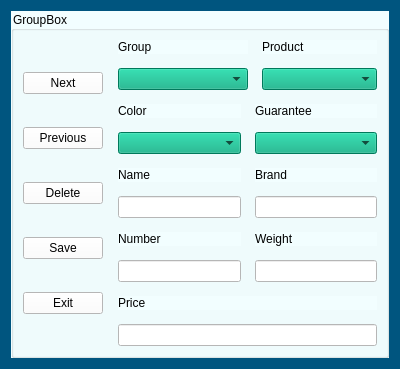
Above: Login_And_Admin/allproducts.ui from AP-projects-4001/esm-nadarim before the change. Below: the same form after it.
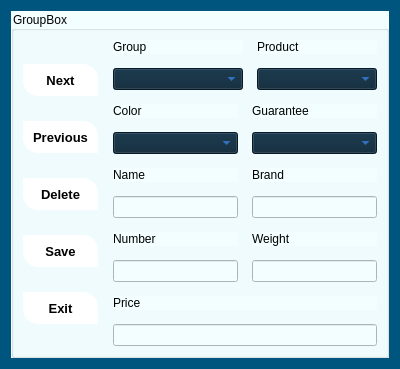
That is the form after the change.

Patch:
```diff
--- a/Login_And_Admin/allproducts.ui
+++ b/Login_And_Admin/allproducts.ui
@@ -45,8 +45,22 @@
           </property>
           <item>
            <widget class="QPushButton" name="next_btn">
+            <property name="maximumSize">
+             <size>
+              <width>16777215</width>
+              <height>32</height>
+             </size>
+            </property>
             <property name="styleSheet">
-             <string notr="true">background-color: rgb(255, 255, 255);</string>
+             <string notr="true">background-color: rgb(255, 255, 255);
+color: rgb(0, 0, 0);
+	font-size: 13px;
+	font-weight: bold;
+	border-top-right-radius: 15px;
+	border-top-left-radius: 0px;
+	border-bottom-right-radius: 0px;
+	border-bottom-left-radius: 15px;
+	padding: 10px;</string>
             </property>
             <property name="text">
              <string>Next</string>
@@ -64,8 +78,22 @@
           </item>
           <item>
            <widget class="QPushButton" name="previous_btn">
+            <property name="maximumSize">
+             <size>
+              <width>16777215</width>
+              <height>32</height>
+             </size>
+            </property>
             <property name="styleSheet">
-             <string notr="true">background-color: rgb(255, 255, 255);</string>
+             <string notr="true">background-color: rgb(255, 255, 255);
+color: rgb(0, 0, 0);
+	font-size: 13px;
+	font-weight: bold;
+	border-top-right-radius: 15px;
+	border-top-left-radius: 0px;
+	border-bottom-right-radius: 0px;
+	border-bottom-left-radius: 15px;
+	padding: 10px;</string>
             </property>
             <property name="text">
              <string>Previous</string>
@@ -74,8 +102,22 @@
           </item>
           <item>
            <widget class="QPushButton" name="delete_btn">
+            <property name="maximumSize">
+             <size>
+              <width>16777215</width>
+              <height>32</height>
+             </size>
+            </property>
             <property name="styleSheet">
-             <string notr="true">background-color: rgb(255, 255, 255);</string>
+             <string notr="true">background-color: rgb(255, 255, 255);
+color: rgb(0, 0, 0);
+	font-size: 13px;
+	font-weight: bold;
+	border-top-right-radius: 15px;
+	border-top-left-radius: 0px;
+	border-bottom-right-radius: 0px;
+	border-bottom-left-radius: 15px;
+	padding: 10px;</string>
             </property>
             <property name="text">
              <string>Delete</string>
@@ -84,8 +126,22 @@
           </item>
           <item>
            <widget class="QPushButton" name="save_btn">
+            <property name="maximumSize">
+             <size>
+              <width>16777215</width>
+              <height>32</height>
+             </size>
+            </property>
             <property name="styleSheet">
-             <string notr="true">background-color: rgb(255, 255, 255);</string>
+             <string notr="true">background-color: rgb(255, 255, 255);
+color: rgb(0, 0, 0);
+	font-size: 13px;
+	font-weight: bold;
+	border-top-right-radius: 15px;
+	border-top-left-radius: 0px;
+	border-bottom-right-radius: 0px;
+	border-bottom-left-radius: 15px;
+	padding: 10px;</string>
             </property>
             <property name="text">
              <string>Save</string>
@@ -94,8 +150,22 @@
           </item>
           <item>
            <widget class="QPushButton" name="exit_btn">
+            <property name="maximumSize">
+             <size>
+              <width>16777215</width>
+              <height>32</height>
+             </size>
+            </property>
             <property name="styleSheet">
-             <string notr="true">background-color: rgb(255, 255, 255);</string>
+             <string notr="true">background-color: rgb(255, 255, 255);
+color: rgb(0, 0, 0);
+	font-size: 13px;
+	font-weight: bold;
+	border-top-right-radius: 15px;
+	border-top-left-radius: 0px;
+	border-bottom-right-radius: 0px;
+	border-bottom-left-radius: 15px;
+	padding: 10px;</string>
             </property>
             <property name="text">
              <string>Exit</string>
@@ -126,9 +196,8 @@
               <item>
                <widget class="QComboBox" name="group_combo">
                 <property name="styleSheet">
-                 <string notr="true">background-color: rgb(85, 170, 255);
-background-color: rgb(0, 170, 127);
-color: rgb(0, 0, 0);</string>
+                 <string notr="true">background-color: #082336;
+	color: #3e93ff;</string>
                 </property>
                 <item>
                  <property name="text">
@@ -161,8 +230,8 @@
               <item>
                <widget class="QComboBox" name="product_combo">
                 <property name="styleSheet">
-                 <string notr="true">background-color: rgb(85, 170, 255);
-background-color: rgb(0, 170, 127);</string>
+                 <string notr="true">background-color: #082336;
+	color: #3e93ff;</string>
                 </property>
                </widget>
               </item>
@@ -184,8 +253,8 @@
               <item>
                <widget class="QComboBox" name="color_combo">
                 <property name="styleSheet">
-                 <string notr="true">background-color: rgb(85, 170, 255);
-background-color: rgb(0, 170, 127);</string>
+                 <string notr="true">background-color: #082336;
+	color: #3e93ff;</string>
                 </property>
                 <item>
                  <property name="text">
@@ -263,8 +332,8 @@
               <item>
                <widget class="QComboBox" name="guarantee">
                 <property name="styleSheet">
-                 <string notr="true">background-color: rgb(85, 170, 255);
-background-color: rgb(0, 170, 127);</string>
+                 <string notr="true">background-color: #082336;
+	color: #3e93ff;</string>
                 </property>
                 <item>
                  <property name="text">
@@ -301,7 +370,34 @@
               <item>
                <widget class="QLineEdit" name="name_line">
                 <property name="styleSheet">
-                 <string notr="true">background-color: rgb(255, 255, 255);</string>
+                 <string notr="true">background-color: #082336;
+	color: #3e93ff;
+	border-style: solid;
+	border-width: 2px;
+	border-color: #1e4b6d;
+	padding: 10px;
+
+QLineEdit::hover
+{
+	background-color: #082336;
+	color: #3e93ca;
+	border-style: solid;
+	border-width: 2px;
+	border-color: #01dcff;
+	padding: 10px;
+
+}
+
+QLineEdit::focus
+{
+	
+	color: #3e93ca;
+	border-style: solid;
+	border-width: 2px;
+	border-color: #01dcff;
+	padding: 10px;
+
+}</string>
                 </property>
                </widget>
               </item>
@@ -319,7 +415,34 @@
               <item>
                <widget class="QLineEdit" name="brand_line">
                 <property name="styleSheet">
-                 <string notr="true">background-color: rgb(255, 255, 255);</string>
+                 <string notr="true">background-color: #082336;
+	color: #3e93ff;
+	border-style: solid;
+	border-width: 2px;
+	border-color: #1e4b6d;
+	padding: 10px;
+
+QLineEdit::hover
+{
+	background-color: #082336;
+	color: #3e93ca;
+	border-style: solid;
+	border-width: 2px;
+	border-color: #01dcff;
+	padding: 10px;
+
+}
+
+QLineEdit::focus
+{
+	
+	color: #3e93ca;
+	border-style: solid;
+	border-width: 2px;
+	border-color: #01dcff;
+	padding: 10px;
+
+}</string>
                 </property>
                </widget>
               </item>
@@ -341,7 +464,34 @@
               <item>
                <widget class="QLineEdit" name="number_line">
                 <property name="styleSheet">
-                 <string notr="true">background-color: rgb(255, 255, 255);</string>
+                 <string notr="true">background-color: #082336;
+	color: #3e93ff;
+	border-style: solid;
+	border-width: 2px;
+	border-color: #1e4b6d;
+	padding: 10px;
+
+QLineEdit::hover
+{
+	background-color: #082336;
+	color: #3e93ca;
+	border-style: solid;
+	border-width: 2px;
+	border-color: #01dcff;
+	padding: 10px;
+
+}
+
+QLineEdit::focus
+{
+	
+	color: #3e93ca;
+	border-style: solid;
+	border-width: 2px;
+	border-color: #01dcff;
+	padding: 10px;
+
+}</string>
                 </property>
                </widget>
               </item>
@@ -359,7 +509,34 @@
               <item>
                <widget class="QLineEdit" name="weight_line">
                 <property name="styleSheet">
-                 <string notr="true">background-color: rgb(255, 255, 255);</string>
+                 <string notr="true">background-color: #082336;
+	color: #3e93ff;
+	border-style: solid;
+	border-width: 2px;
+	border-color: #1e4b6d;
+	padding: 10px;
+
+QLineEdit::hover
+{
+	background-color: #082336;
+	color: #3e93ca;
+	border-style: solid;
+	border-width: 2px;
+	border-color: #01dcff;
+	padding: 10px;
+
+}
+
+QLineEdit::focus
+{
+	
+	color: #3e93ca;
+	border-style: solid;
+	border-width: 2px;
+	border-color: #01dcff;
+	padding: 10px;
+
+}</string>
                 </property>
                </widget>
               </item>
@@ -379,7 +556,34 @@
             <item>
              <widget class="QLineEdit" name="price_line">
               <property name="styleSheet">
-               <string notr="true">background-color: rgb(255, 255, 255);</string>
+               <string notr="true">background-color: #082336;
+	color: #3e93ff;
+	border-style: solid;
+	border-width: 2px;
+	border-color: #1e4b6d;
+	padding: 10px;
+
+QLineEdit::hover
+{
+	background-color: #082336;
+	color: #3e93ca;
+	border-style: solid;
+	border-width: 2px;
+	border-color: #01dcff;
+	padding: 10px;
+
+}
+
+QLineEdit::focus
+{
+	
+	color: #3e93ca;
+	border-style: solid;
+	border-width: 2px;
+	border-color: #01dcff;
+	padding: 10px;
+
+}</string>
               </property>
              </widget>
             </item>
```
